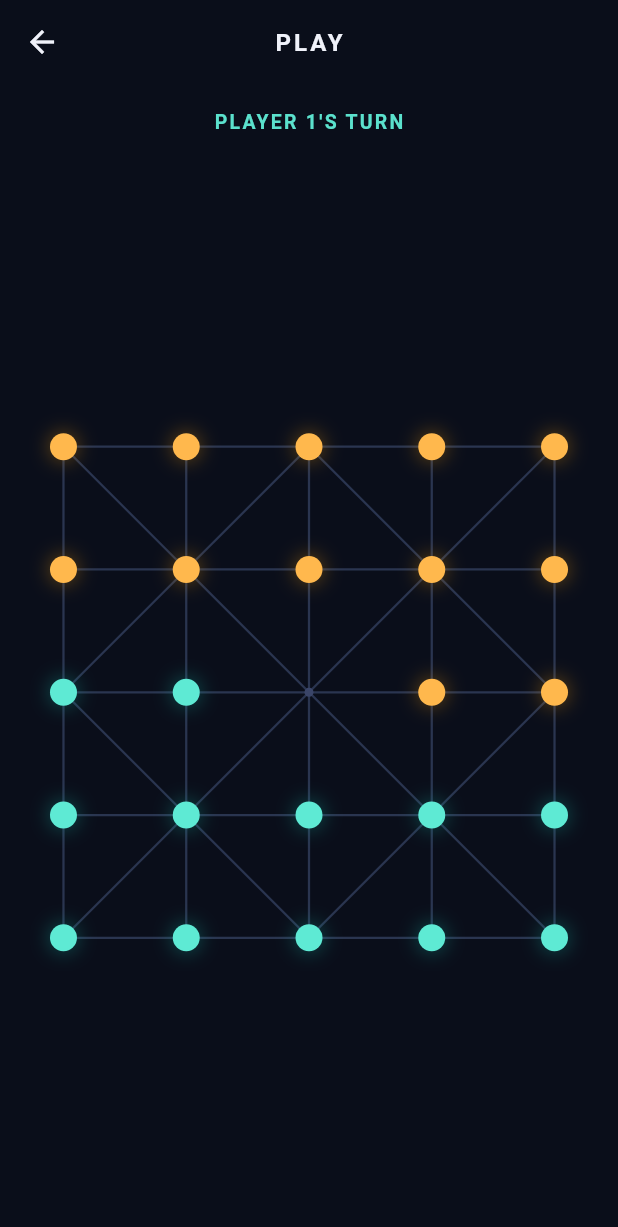
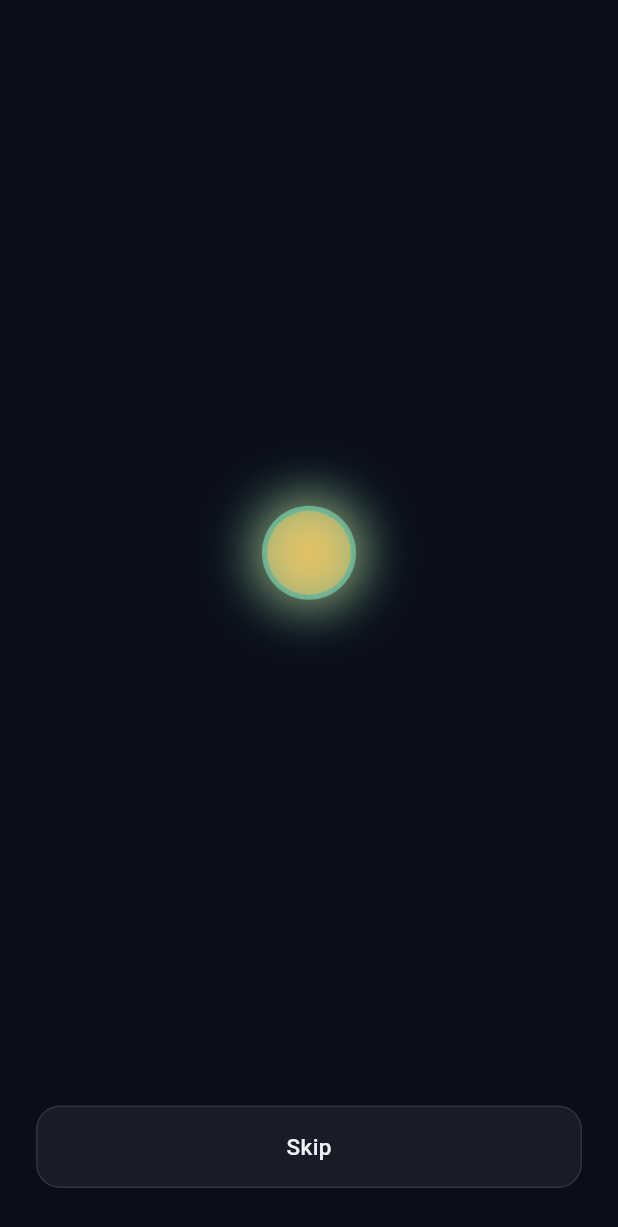
Before and after one commit to asifkhanzad-create/goti12, a Flutter app: the screen it shows after launch, after a tap on "Local 2 player", on a phone screen of 412 x 824 dp. Shown: the top 1227 px of the screen. Run offline on Flutter 3.47's test engine with Material 3 defaults, Android fonts, the phone set to English and light mode, and no system bars; our stand-ins replace confetti; missing offline and left inert: flutter_soloud.

Commit message:
toss added

```diff
--- a/lib/difficulty_select_screen.dart
+++ b/lib/difficulty_select_screen.dart
@@ -2,7 +2,7 @@ import 'package:flutter/material.dart';
 import 'app_colors.dart';
 import 'animated_press_button.dart';
 import 'ai_engine.dart';
-import 'game_board_screen.dart';
+import 'orb_duel_screen.dart';
 
 /// Shown after "Play vs AI" — lets the player pick a difficulty before
 /// starting the game. Reuses the same button widgets/theme as the home
@@ -12,7 +12,7 @@ class DifficultySelectScreen extends StatelessWidget {
 
   void _start(BuildContext context, Difficulty difficulty) {
     Navigator.of(context).push(
-      MaterialPageRoute(builder: (_) => GameBoardScreen(difficulty: difficulty)),
+      MaterialPageRoute(builder: (_) => OrbDuelScreen(difficulty: difficulty)),
     );
   }
 
--- a/lib/game_board_screen.dart
+++ b/lib/game_board_screen.dart
@@ -16,16 +16,20 @@ import 'sound_manager.dart';
 /// when the AI resolves a whole chain in one decision.
 class GameBoardScreen extends StatefulWidget {
   /// Play vs AI — [difficulty] drives search strength.
-  const GameBoardScreen({super.key, required Difficulty this.difficulty})
-      : isLocal = false;
+  const GameBoardScreen({
+    super.key,
+    required Difficulty this.difficulty,
+    this.firstTurn = Owner.player,
+  }) : isLocal = false;
 
   /// Hot-seat local: both teal and amber are human-controlled.
-  const GameBoardScreen.local({super.key})
+  const GameBoardScreen.local({super.key, this.firstTurn = Owner.player})
       : difficulty = null,
         isLocal = true;
 
   final Difficulty? difficulty;
   final bool isLocal;
+  final Owner firstTurn;
 
   @override
   State<GameBoardScreen> createState() => _GameBoardScreenState();
@@ -72,7 +76,7 @@ class _GameBoardScreenState extends State<GameBoardScreen> with TickerProviderSt
   @override
   void initState() {
     super.initState();
-    _state = GameState.initial(firstTurn: Owner.player);
+    _state = GameState.initial(firstTurn: widget.firstTurn);
     if (!widget.isLocal) {
       _aiEngine = AiEngine(widget.difficulty!);
     }
--- a/lib/home_screen.dart
+++ b/lib/home_screen.dart
@@ -3,7 +3,7 @@ import 'app_colors.dart';
 import 'animated_press_button.dart';
 import 'board_preview.dart';
 import 'difficulty_select_screen.dart';
-import 'game_board_screen.dart';
+import 'orb_duel_screen.dart';
 import 'settings_screen.dart';
 import 'how_to_play_screen.dart';
 
@@ -62,7 +62,7 @@ class HomeScreen extends StatelessWidget {
                         onTap: () {
                           Navigator.of(context).push(
                             MaterialPageRoute(
-                              builder: (_) => const GameBoardScreen.local(),
+                              builder: (_) => const OrbDuelScreen(),
                             ),
                           );
                         },
--- /dev/null
+++ b/lib/orb_duel_screen.dart
@@ -0,0 +1,234 @@
+import 'dart:math';
+import 'package:flutter/material.dart';
+import 'app_colors.dart';
+import 'animated_press_button.dart';
+import 'ai_engine.dart';
+import 'game_state.dart';
+import 'game_board_screen.dart';
+
+/// Orb Duel — decides who moves first before a game starts.
+///
+/// The winner is picked the instant this screen opens (genuinely random,
+/// via [Random], not tied to the animation at all) — "Skip" just jumps
+/// straight to the already-decided result instead of re-rolling anything.
+///
+/// Used for both flows:
+///  - Play vs AI: difficulty != null
+///  - Local 2 player: difficulty == null
+class OrbDuelScreen extends StatefulWidget {
+  const OrbDuelScreen({super.key, this.difficulty});
+
+  /// Null means local 2-player (no AI).
+  final Difficulty? difficulty;
+
+  @override
+  State<OrbDuelScreen> createState() => _OrbDuelScreenState();
+}
+
+class _OrbDuelScreenState extends State<OrbDuelScreen> with SingleTickerProviderStateMixin {
+  late final AnimationController _controller;
+  late final Owner _winner;
+  bool _revealed = false;
+  bool _navigated = false;
+
+  @override
+  void initState() {
+    super.initState();
+    _winner = Random().nextBool() ? Owner.player : Owner.ai;
+    _controller = AnimationController(
+      vsync: this,
+      duration: const Duration(milliseconds: 1600),
+    )..addStatusListener((status) {
+        if (status == AnimationStatus.completed) {
+          setState(() => _revealed = true);
+        }
+      });
+    _controller.forward();
+  }
+
+  @override
+  void dispose() {
+    _controller.dispose();
+    super.dispose();
+  }
+
+  void _skip() {
+    if (_revealed) return;
+    _controller.stop();
+    setState(() => _revealed = true);
+  }
+
+  void _continue() {
+    if (_navigated) return;
+    _navigated = true;
+    final difficulty = widget.difficulty;
+    Navigator.of(context).pushReplacement(
+      MaterialPageRoute(
+        builder: (_) => difficulty != null
+            ? GameBoardScreen(difficulty: difficulty, firstTurn: _winner)
+            : GameBoardScreen.local(firstTurn: _winner),
+      ),
+    );
+  }
+
+  @override
+  Widget build(BuildContext context) {
+    return Scaffold(
+      backgroundColor: AppColors.background,
+      body: SafeArea(
+        child: Column(
+          children: [
+            Expanded(
+              child: Center(
+                child: AnimatedBuilder(
+                  animation: _controller,
+                  builder: (context, _) {
+                    return _OrbDuelVisual(progress: _controller.value, winner: _winner);
+                  },
+                ),
+              ),
+            ),
+            Padding(
+              padding: const EdgeInsets.fromLTRB(24, 0, 24, 32),
+              child: _revealed
+                  ? Column(
+                      children: [
+                        Text(
+                          _winner == Owner.player ? 'YOU GO FIRST' : 'AI GOES FIRST',
+                          style: TextStyle(
+                            color: _winner == Owner.player
+                                ? AppColors.playerStart
+                                : AppColors.aiStart,
+                            fontSize: 22,
+                            fontWeight: FontWeight.w700,
+                            letterSpacing: 1.5,
+                          ),
+                        ),
+                        const SizedBox(height: 20),
+                        AnimatedPressButton(
+                          label: 'Continue',
+                          gradient: _winner == Owner.player
+                              ? AppColors.playerGradient
+                              : AppColors.aiGradient,
+                          textColor: _winner == Owner.player
+                              ? AppColors.playerDeep
+                              : AppColors.aiDeep,
+                          glowColor:
+                              _winner == Owner.player ? AppColors.playerStart : AppColors.aiStart,
+                          onTap: _continue,
+                        ),
+                      ],
+                    )
+                  : GlassButton(label: 'Skip', onTap: _skip),
+            ),
+          ],
+        ),
+      ),
+    );
+  }
+}
+
+/// Two orbs charge, clash at the center, then the winner flares while the
+/// loser fades out.
+class _OrbDuelVisual extends StatelessWidget {
+  const _OrbDuelVisual({required this.progress, required this.winner});
+
+  final double progress;
+  final Owner winner;
+
+  // Phase boundaries within the overall 0..1 controller progress.
+  static const _chargeEnd = 0.35;
+  static const _clashEnd = 0.65;
+
+  @override
+  Widget build(BuildContext context) {
+    const spread = 90.0;
+    const orbSize = 56.0;
+
+    double travel; // 0 = starting spread apart, 1 = met at center
+    double reveal; // 0 = just met, 1 = fully resolved
+    double charge; // 0..1..0 pulsing during the charge phase
+
+    if (progress <= _chargeEnd) {
+      final t = progress / _chargeEnd;
+      charge = (sin(t * pi * 3) + 1) / 2; // a few quick pulses
+      travel = 0.0;
+      reveal = 0.0;
+    } else if (progress <= _clashEnd) {
+      final t = (progress - _chargeEnd) / (_clashEnd - _chargeEnd);
+      charge = 0.0;
+      travel = Curves.easeIn.transform(t);
+      reveal = 0.0;
+    } else {
+      final t = (progress - _clashEnd) / (1 - _clashEnd);
+      charge = 0.0;
+      travel = 1.0;
+      reveal = Curves.easeOut.transform(t);
+    }
+
+    final playerIsWinner = winner == Owner.player;
+
+    final playerDx = -spread * (1 - travel);
+    final aiDx = spread * (1 - travel);
+
+    final playerScale = 1.0 + charge * 0.15 + (playerIsWinner ? reveal * 0.7 : 0.0);
+    final aiScale = 1.0 + charge * 0.15 + (!playerIsWinner ? reveal * 0.7 : 0.0);
+
+    final playerOpacity = playerIsWinner ? 1.0 : (1.0 - reveal).clamp(0.0, 1.0);
+    final aiOpacity = !playerIsWinner ? 1.0 : (1.0 - reveal).clamp(0.0, 1.0);
+
+    return SizedBox(
+      width: 260,
+      height: 160,
+      child: Stack(
+        alignment: Alignment.center,
+        children: [
+          Transform.translate(
+            offset: Offset(playerDx, 0),
+            child: Opacity(
+              opacity: playerOpacity,
+              child: Transform.scale(
+                scale: playerScale,
+                child: _Orb(color: AppColors.playerStart, size: orbSize),
+              ),
+            ),
+          ),
+          Transform.translate(
+            offset: Offset(aiDx, 0),
+            child: Opacity(
+              opacity: aiOpacity,
+              child: Transform.scale(
+                scale: aiScale,
+                child: _Orb(color: AppColors.aiStart, size: orbSize),
+              ),
+            ),
+          ),
+        ],
+      ),
+    );
+  }
+}
+
+class _Orb extends StatelessWidget {
+  const _Orb({required this.color, required this.size});
+
+  final Color color;
+  final double size;
+
+  @override
+  Widget build(BuildContext context) {
+    return Container(
+      width: size,
+      height: size,
+      decoration: BoxDecoration(
+        shape: BoxShape.circle,
+        gradient: RadialGradient(
+          colors: [color, color.withValues(alpha: 0.6)],
+        ),
+        boxShadow: [
+          BoxShadow(color: color.withValues(alpha: 0.6), blurRadius: 28, spreadRadius: 4),
+        ],
+      ),
+    );
+  }
+}
```
